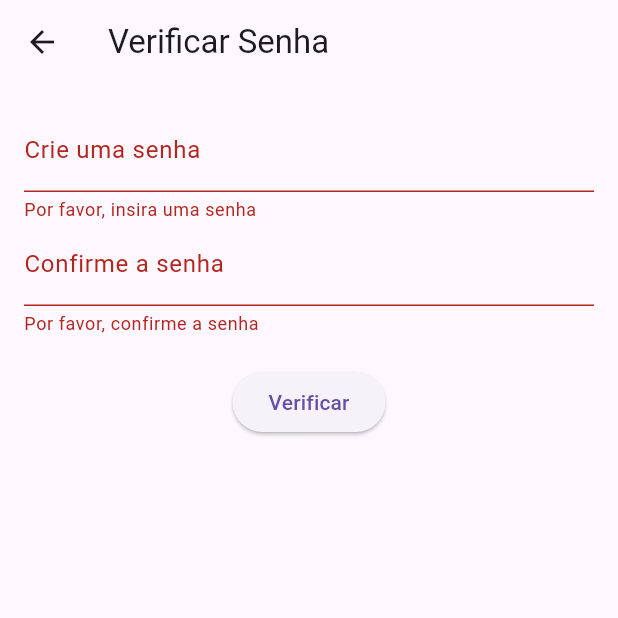
After one commit to EduardoSA8006/E-Post, a Flutter app: the VerificaSenha screen opened directly, after a tap on "Verificar", on a phone screen of 412 x 824 dp, the top half of it. The commit adds this screen. Run offline on Flutter 3.47's test engine with Material 3 defaults, Android fonts, the phone set to English and light mode, and no system bars; our stand-ins replace flutter_masked_text2, google_fonts.

Commit message:
Verificações adicionadas ao e-mail e senhas

```diff
--- /dev/null
+++ b/devel/e_post/lib/screens/teste.dart
@@ -0,0 +1,68 @@
+import 'package:flutter/material.dart';
+
+class VerificaSenha extends StatefulWidget {
+  @override
+  _VerificaSenhaState createState() => _VerificaSenhaState();
+}
+
+class _VerificaSenhaState extends State<VerificaSenha> {
+  final _formKey = GlobalKey<FormState>();
+  final TextEditingController _senhaController = TextEditingController();
+  final TextEditingController _confirmaSenhaController = TextEditingController();
+
+  @override
+  Widget build(BuildContext context) {
+    return Scaffold(
+      appBar: AppBar(
+        title: Text('Verificar Senha'),
+      ),
+      body: Padding(
+        padding: const EdgeInsets.all(16.0),
+        child: Form(
+          key: _formKey,
+          child: Column(
+            children: [
+              TextFormField(
+                controller: _senhaController,
+                obscureText: true,
+                decoration: InputDecoration(labelText: 'Crie uma senha'),
+                validator: (value) {
+                  if (value == null || value.isEmpty) {
+                    return 'Por favor, insira uma senha';
+                  }
+                  return null;
+                },
+              ),
+              TextFormField(
+                controller: _confirmaSenhaController,
+                obscureText: true,
+                decoration: InputDecoration(labelText: 'Confirme a senha'),
+                validator: (value) {
+                  if (value == null || value.isEmpty) {
+                    return 'Por favor, confirme a senha';
+                  }
+                  if (value != _senhaController.text) {
+                    return 'As senhas não são iguais';
+                  }
+                  return null;
+                },
+              ),
+              SizedBox(height: 20),
+              ElevatedButton(
+                onPressed: () {
+                  if (_formKey.currentState!.validate()) {
+                    // Se o formulário for válido, mostre uma mensagem de sucesso
+                    ScaffoldMessenger.of(context).showSnackBar(
+                      SnackBar(content: Text('Senha validada com sucesso!')),
+                    );
+                  }
+                },
+                child: Text('Verificar'),
+              ),
+            ],
+          ),
+        ),
+      ),
+    );
+  }
+}
```
Also changed, not shown: devel/e_post/lib/screens/telaSignUp2.dart (+9 -2 lines), devel/e_post/lib/screens/telaSignup.dart (+66 -6 lines).
